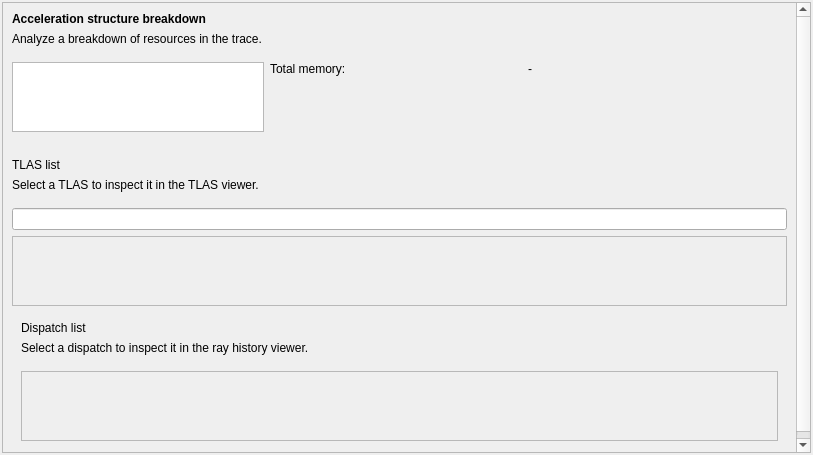
Old version of the form source/frontend/views/overview/summary_pane.ui in the repository GPUOpen-Tools/radeon_raytracing_analyzer.
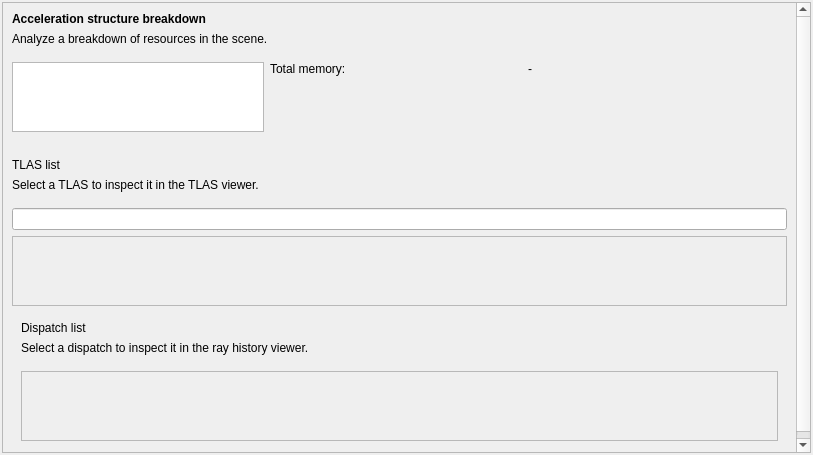
New version of the form. Custom widgets are drawn as their Qt base class.

Patch:
```diff
--- a/source/frontend/views/overview/summary_pane.ui
+++ b/source/frontend/views/overview/summary_pane.ui
@@ -81,7 +81,7 @@
           </size>
          </property>
          <property name="text">
-          <string>Analyze a breakdown of resources in the trace.</string>
+          <string>Analyze a breakdown of resources in the scene.</string>
          </property>
         </widget>
        </item>
```
